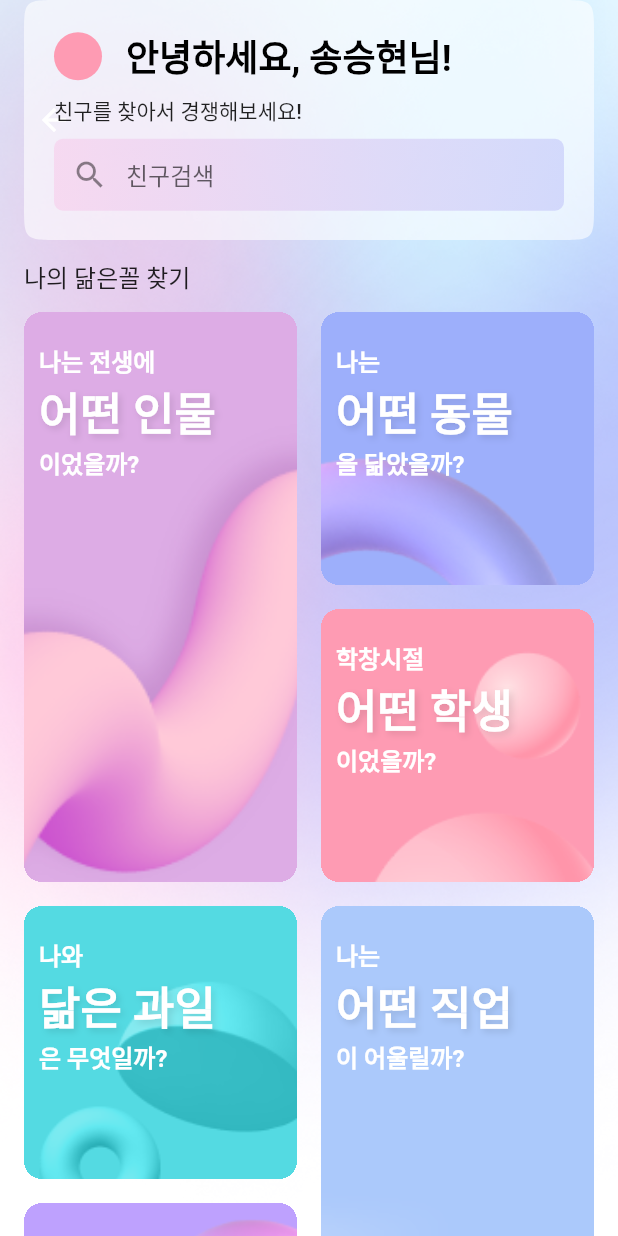
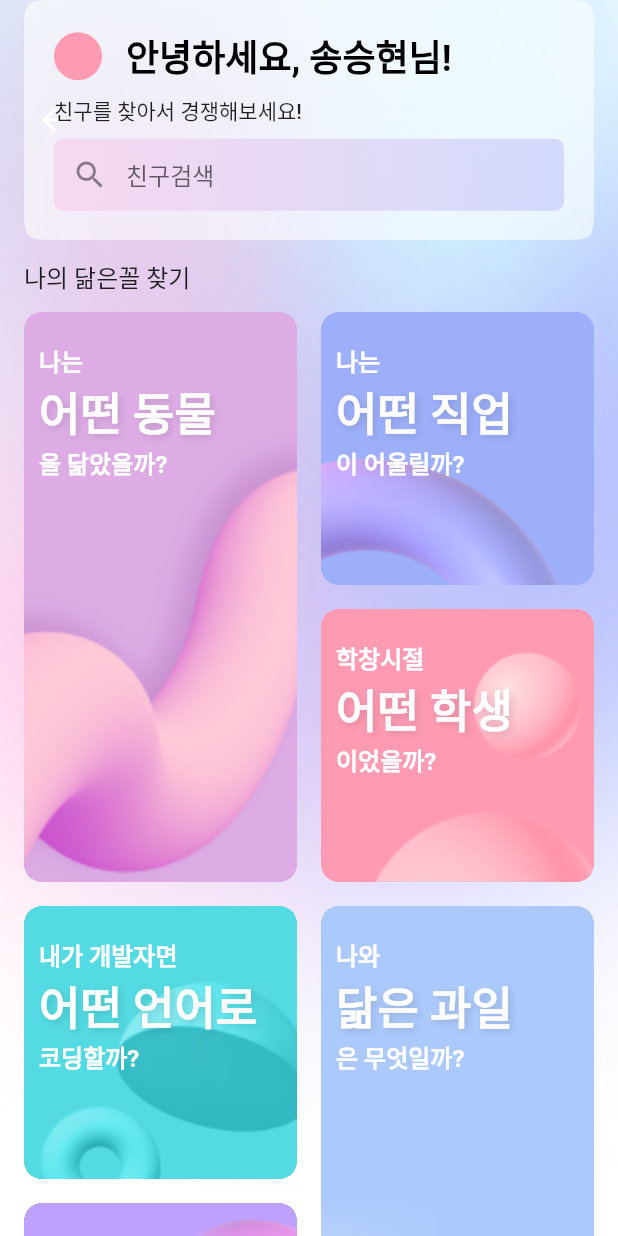
Before and after one commit to Ninucco/Ninucco, a Flutter app: the CategoryScreen screen opened directly, on a phone screen of 412 x 824 dp. Run offline on Flutter 3.47's test engine with Material 2 defaults, Android fonts, the phone set to English and light mode, and no system bars; our stand-ins replace cached_network_image, carousel_slider, firebase_auth, firebase_core, google_sign_in, image_cropper and 2 more; missing offline and left inert: kakao_flutter_sdk, kakao_flutter_sdk_common, wrapped_korean_text; accounts and stored records are empty; generated files the repository leaves out were written again; network calls fail; Roboto replaces fonts that are missing (NexonGothic).

Commit message:
✨ feat: 검사 list 소개글  변경

```diff
--- a/application/ninucco/lib/utilities/scan_list_data.dart
+++ b/application/ninucco/lib/utilities/scan_list_data.dart
@@ -1,17 +1,27 @@
 class ScanUtility {
   final scanTitleList = [
-    ["나는 전생에 ", "어떤 인물", "이었을까?"],
     ["나는 ", "어떤 동물", "을 닮았을까?"],
+    ["나는 ", "어떤 직업", "이 어울릴까?"],
     ["학창시절 ", "어떤 학생", "이었을까?"],
+    ["내가 개발자면", "어떤 언어로", "코딩할까?"],
     ["나와 ", "닮은 과일", "은 무엇일까?"],
-    ["나는 ", "어떤 직업", "이 어울릴까?"],
     ["나는 전생에 ", "어떤 인물", "이었을까?"],
   ];
   get getScanTitleList => scanTitleList;
 
+  final scanTitlePreviewList = [
+    ["동물상테스트", "어떤 동물을 닮았는지", "검사 해보세요!"],
+    ["직업상테스트", "어떤 직업이 어울릴지", "알아 보세요!"],
+    ["일진상테스트", "어떤 학생같은지", "검사 해보세요!"],
+    ["개발자테스트", "무슨 언어를 배울까", "알아 보세요!"],
+    ["과일상테스트", "나는 무슨 과일인지", "검사 해보세요!"],
+    ["나는 전생에 ", "어떤 인물", "이었을까?"],
+  ];
+  get getScanTitlePreviewList => scanTitlePreviewList;
+
   final scanDescription = [
+    "다른 사람이 봤을때 나는 어떤 동물로 보여질지 확인해 보세요. 결과 검사를 통해서  귀여운 프로필과 ninu 코인을 받아보세요!",
     "나는 전생에 어떤 인물이었을지 확인해 보세요. 결과 검사를 통해서  귀여운 프로필과 ninu 코인을 받아보세요!",
-    "다른 사람이 봤을때 나는 어떤 동물로 보여질지 확인해 보세요. 결과 검사를 통해서  귀여운 프로필과 ninu 코인을 받아보세요!",
     "나는 누가봐도 모범생이지! 학창시절 다른사람들은 나를 어떻게 봤는지 확인해보세요!",
     "다른 사람이 봤을때 나는 어떤 동물로 보여질지 확인해 보세요. 결과 검사를 통해서  귀여운 프로필과 ninu 코인을 받아보세요!",
     "다른 사람이 봤을때 나는 어떤 동물로 보여질지 확인해 보세요. 결과 검사를 통해서  귀여운 프로필과 ninu 코인을 받아보세요!",
```
